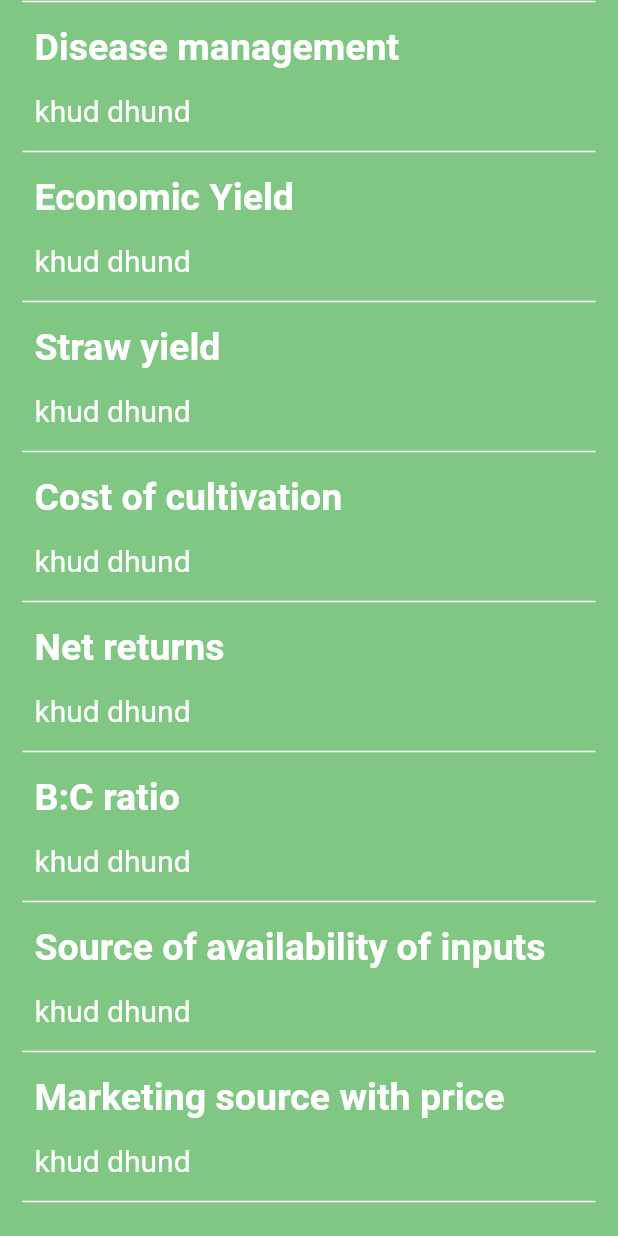
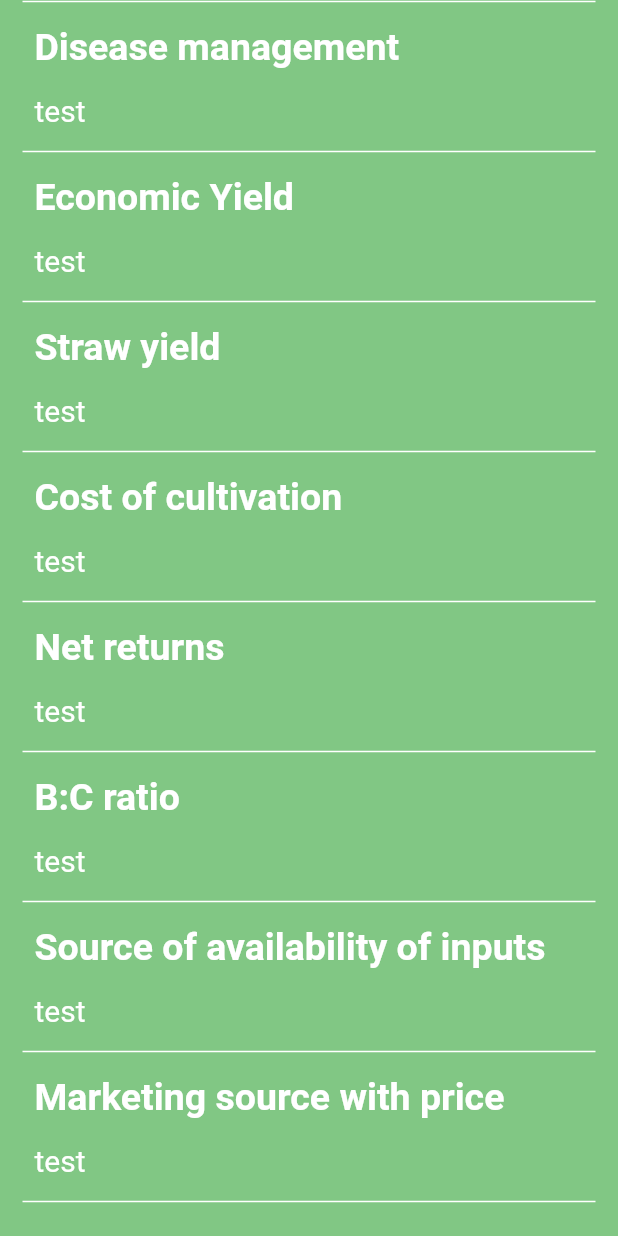
Before and after one commit to lak23shita/Armageddon-V, a Flutter app: the CropDetailsScreen screen opened directly with empty values, scrolled down 1309 dp, on a phone screen of 412 x 824 dp. Run offline on Flutter 3.47's test engine with Material 2 defaults, Android fonts, the phone set to English and light mode, and no system bars; our stand-ins replace cloud_firestore, firebase_auth, firebase_core, flare_flutter, flutter_svg, get_it and 2 more; accounts and stored records are empty; network calls fail; project files that could hold a hidden picture were left out.

Commit message:
connected all the parts

```diff
--- a/lib/Screens/analysis_screen/widgets/background_farm.dart
+++ b/lib/Screens/analysis_screen/widgets/background_farm.dart
@@ -10,10 +10,11 @@ class BackgroundFarm extends StatelessWidget {
     Key key,
     @required this.index,
     @required FlareControls controller,
+    this.size,
   })  : _controller = controller,
         super(key: key);
 
-  final int index;
+  final int index, size;
   final FlareControls _controller;
 
   @override
@@ -51,7 +52,7 @@ class BackgroundFarm extends StatelessWidget {
           duration: const Duration(seconds: 1),
           curve: Curves.easeOut,
           bottom: 50,
-          left: lerpDouble(-150, 50, index / 7),
+          left: lerpDouble(-150, 50, index / size),
           child: SizedBox(
             height: 300,
             width: 300,
--- a/lib/Screens/crop_details_screen/crop_details_screen.dart
+++ b/lib/Screens/crop_details_screen/crop_details_screen.dart
@@ -23,25 +23,25 @@ class CropDetailsScreen extends StatelessWidget {
             buildRow("Seed Rate", "10"),
             buildRow("Spacing", "10m"),
             buildRow("Time of sowing/planting", "Kharif"),
-            buildRow("Method of sowing", "mut ke"),
+            buildRow("Method of sowing", "Test"),
             buildRow("Manure Application rate", "Go Green"),
-            buildRow("Time of application of water", "Jab maan ho"),
+            buildRow("Time of application of water", "Test"),
             buildRow(
               "Time and method of application of nutrient",
-              "Bola na",
+              "Test",
             ),
-            buildRow("Nutrient recommendation", "khud dhund"),
-            buildRow("Weed management practice", "khud dhund"),
-            buildRow("Intercultural operations if any", "khud dhund"),
-            buildRow("Insect management", "khud dhund"),
-            buildRow("Disease management", "khud dhund"),
-            buildRow("Economic Yield", "khud dhund"),
-            buildRow("Straw yield", "khud dhund"),
-            buildRow("Cost of cultivation", "khud dhund"),
-            buildRow("Net returns", "khud dhund"),
-            buildRow("B:C ratio", "khud dhund"),
-            buildRow("Source of availability of inputs", "khud dhund"),
-            buildRow("Marketing source with price", "khud dhund"),
+            buildRow("Nutrient recommendation", "test"),
+            buildRow("Weed management practice", "test"),
+            buildRow("Intercultural operations if any", "test"),
+            buildRow("Insect management", "test"),
+            buildRow("Disease management", "test"),
+            buildRow("Economic Yield", "test"),
+            buildRow("Straw yield", "test"),
+            buildRow("Cost of cultivation", "test"),
+            buildRow("Net returns", "test"),
+            buildRow("B:C ratio", "test"),
+            buildRow("Source of availability of inputs", "test"),
+            buildRow("Marketing source with price", "test"),
           ],
         ),
       ),
```
Also changed, not shown: lib/Screens/Login/components/body.dart (+7 -6 lines), lib/Screens/Signup/components/body.dart (+5 -4 lines), lib/Screens/analysis_screen/analysis_screen.dart (+59 -13 lines), lib/Screens/dashboard/dashboard_screen.dart (+17 -7 lines), lib/Screens/results_screen/results_screen.dart (+31 -31 lines), lib/main.dart (+5 -3 lines), lib/utils/get_it_init.dart (added, +8 -0 lines), pubspec.yaml (+4 -3 lines), pubspec.lock.
